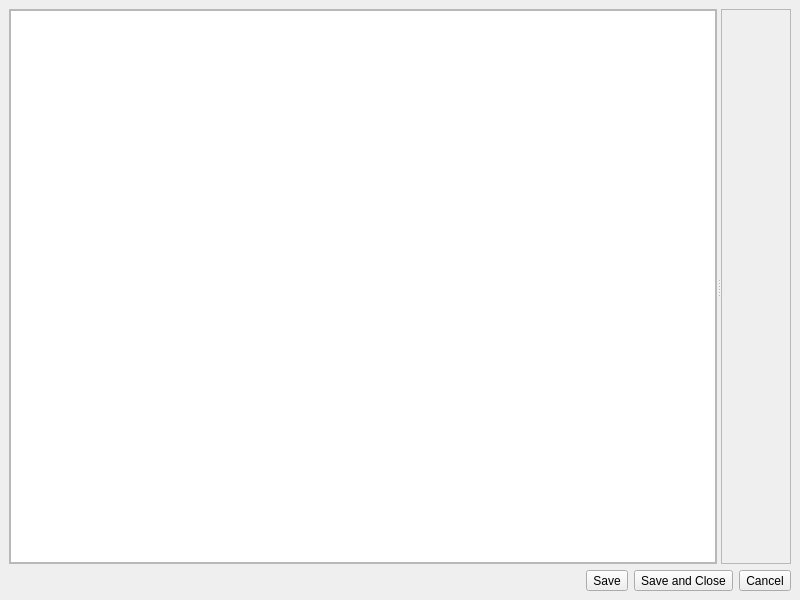
First picture: the form in delta3d/utilities/DirectorPlugins/DPDialogEditor/dialogeditor.ui, repository delta3d/delta3d, before the edit.
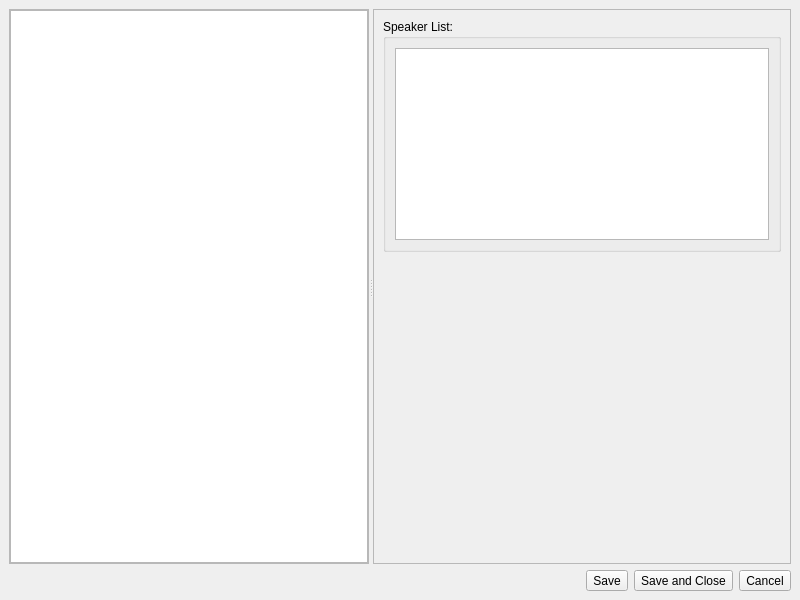
Second picture: the form after the edit. Custom widgets are drawn as their Qt base class.

Commit message: DPDialogEditor: Added a speaker listing.

```diff
--- a/delta3d/utilities/DirectorPlugins/DPDialogEditor/dialogeditor.ui
+++ b/delta3d/utilities/DirectorPlugins/DPDialogEditor/dialogeditor.ui
@@ -91,7 +91,7 @@
          <rect>
           <x>0</x>
           <y>0</y>
-          <width>704</width>
+          <width>360</width>
           <height>531</height>
          </rect>
         </property>
@@ -144,7 +144,7 @@
          <rect>
           <x>0</x>
           <y>0</y>
-          <width>69</width>
+          <width>413</width>
           <height>531</height>
          </rect>
         </property>
@@ -154,10 +154,35 @@
           <verstretch>0</verstretch>
          </sizepolicy>
         </property>
-        <layout class="QVBoxLayout" name="mLinePropertyLayout" stretch="0">
-         <property name="margin">
-          <number>0</number>
-         </property>
+        <layout class="QVBoxLayout" name="mLinePropertyLayout" stretch="0,1">
+         <item>
+          <widget class="QGroupBox" name="mSpeakerGroupBox">
+           <property name="title">
+            <string>Speaker List:</string>
+           </property>
+           <layout class="QGridLayout" name="gridLayout_3">
+            <item row="0" column="0">
+             <widget class="DialogSpeakerList" name="mSpeakerListWidget">
+              <property name="tabKeyNavigation">
+               <bool>true</bool>
+              </property>
+              <property name="dragEnabled">
+               <bool>true</bool>
+              </property>
+              <property name="dragDropMode">
+               <enum>QAbstractItemView::InternalMove</enum>
+              </property>
+              <property name="selectionBehavior">
+               <enum>QAbstractItemView::SelectRows</enum>
+              </property>
+              <property name="movement">
+               <enum>QListView::Free</enum>
+              </property>
+             </widget>
+            </item>
+           </layout>
+          </widget>
+         </item>
          <item>
           <spacer name="verticalSpacer">
            <property name="orientation">
@@ -195,6 +220,11 @@
    <extends>QTreeWidget</extends>
    <header location="global">dialogtreeitems.h</header>
   </customwidget>
+  <customwidget>
+   <class>DialogSpeakerList</class>
+   <extends>QListWidget</extends>
+   <header location="global">dialogtreeitems.h</header>
+  </customwidget>
  </customwidgets>
  <resources/>
  <connections/>
```
The commit also changes 4 other files.
